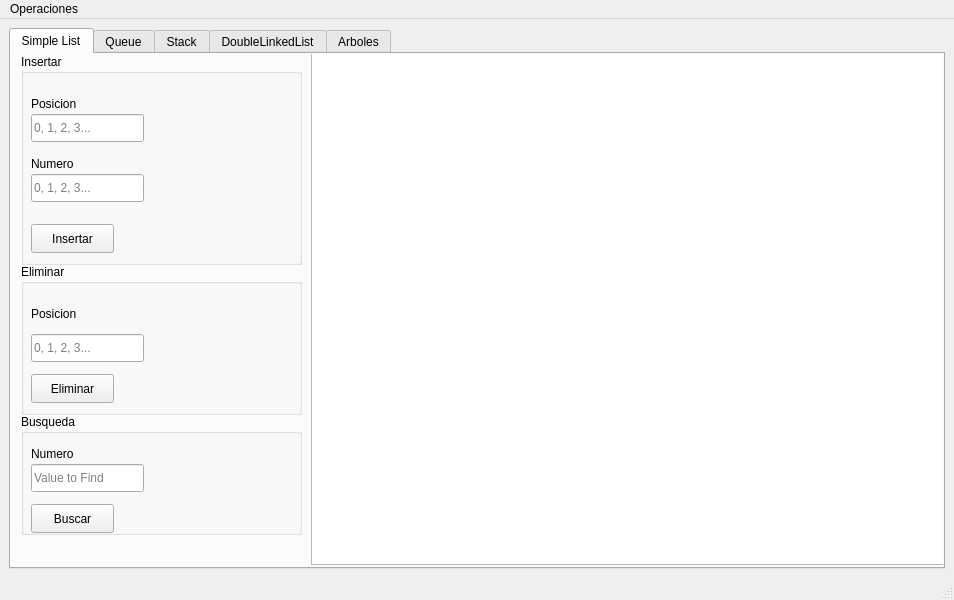
Old version of the form EstructuraProyecto3/mainwindow.ui in the repository camilaflores07/EstructuraProyecto.
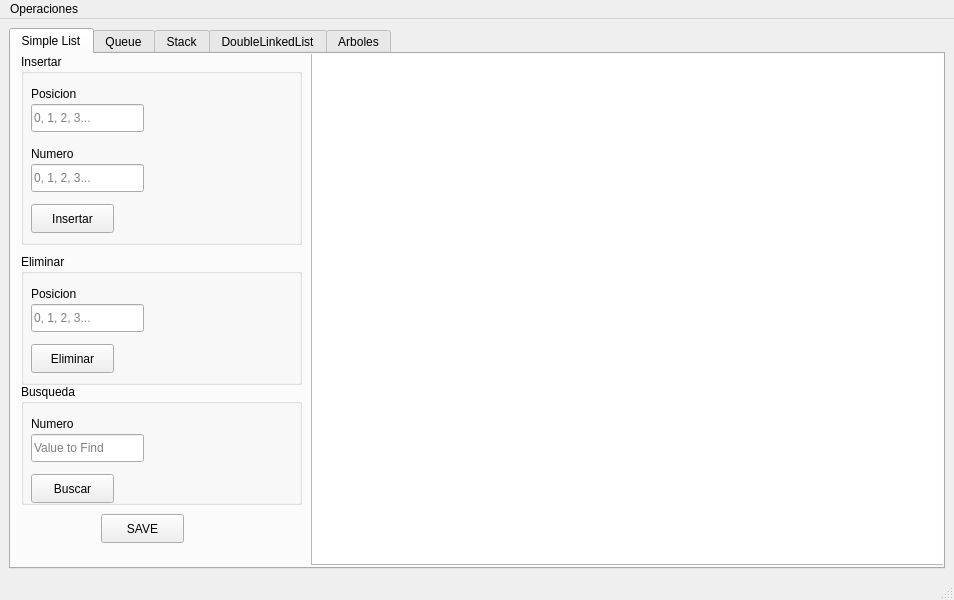
New version of the form. The open tabs and pages were chosen to show the change.

What changed in the file:
```diff
--- a/EstructuraProyecto3/mainwindow.ui
+++ b/EstructuraProyecto3/mainwindow.ui
@@ -39,7 +39,7 @@
            <x>10</x>
            <y>0</y>
            <width>281</width>
-           <height>211</height>
+           <height>191</height>
           </rect>
          </property>
          <property name="title">
@@ -49,7 +49,7 @@
           <property name="geometry">
            <rect>
             <x>10</x>
-            <y>40</y>
+            <y>30</y>
             <width>63</width>
             <height>20</height>
            </rect>
@@ -62,7 +62,7 @@
           <property name="geometry">
            <rect>
             <x>10</x>
-            <y>60</y>
+            <y>50</y>
             <width>113</width>
             <height>28</height>
            </rect>
@@ -75,7 +75,7 @@
           <property name="geometry">
            <rect>
             <x>10</x>
-            <y>100</y>
+            <y>90</y>
             <width>63</width>
             <height>20</height>
            </rect>
@@ -88,7 +88,7 @@
           <property name="geometry">
            <rect>
             <x>10</x>
-            <y>120</y>
+            <y>110</y>
             <width>113</width>
             <height>28</height>
            </rect>
@@ -101,7 +101,7 @@
           <property name="geometry">
            <rect>
             <x>10</x>
-            <y>170</y>
+            <y>150</y>
             <width>83</width>
             <height>29</height>
            </rect>
@@ -115,9 +115,9 @@
          <property name="geometry">
           <rect>
            <x>10</x>
-           <y>210</y>
+           <y>200</y>
            <width>281</width>
-           <height>151</height>
+           <height>131</height>
           </rect>
          </property>
          <property name="title">
@@ -127,7 +127,7 @@
           <property name="geometry">
            <rect>
             <x>10</x>
-            <y>40</y>
+            <y>30</y>
             <width>63</width>
             <height>20</height>
            </rect>
@@ -140,7 +140,7 @@
           <property name="geometry">
            <rect>
             <x>10</x>
-            <y>70</y>
+            <y>50</y>
             <width>113</width>
             <height>28</height>
            </rect>
@@ -153,7 +153,7 @@
           <property name="geometry">
            <rect>
             <x>10</x>
-            <y>110</y>
+            <y>90</y>
             <width>83</width>
             <height>29</height>
            </rect>
@@ -167,7 +167,7 @@
          <property name="geometry">
           <rect>
            <x>10</x>
-           <y>360</y>
+           <y>330</y>
            <width>281</width>
            <height>121</height>
           </rect>
@@ -215,6 +215,19 @@
           </property>
          </widget>
         </widget>
+        <widget class="QPushButton" name="SaveLS">
+         <property name="geometry">
+          <rect>
+           <x>90</x>
+           <y>460</y>
+           <width>83</width>
+           <height>29</height>
+          </rect>
+         </property>
+         <property name="text">
+          <string>SAVE</string>
+         </property>
+        </widget>
        </widget>
        <widget class="QWidget" name="contenedorGraphicsView" native="true">
         <property name="geometry">
```
Left out of the diff: 34 changed lines with no effect on the pictures.
